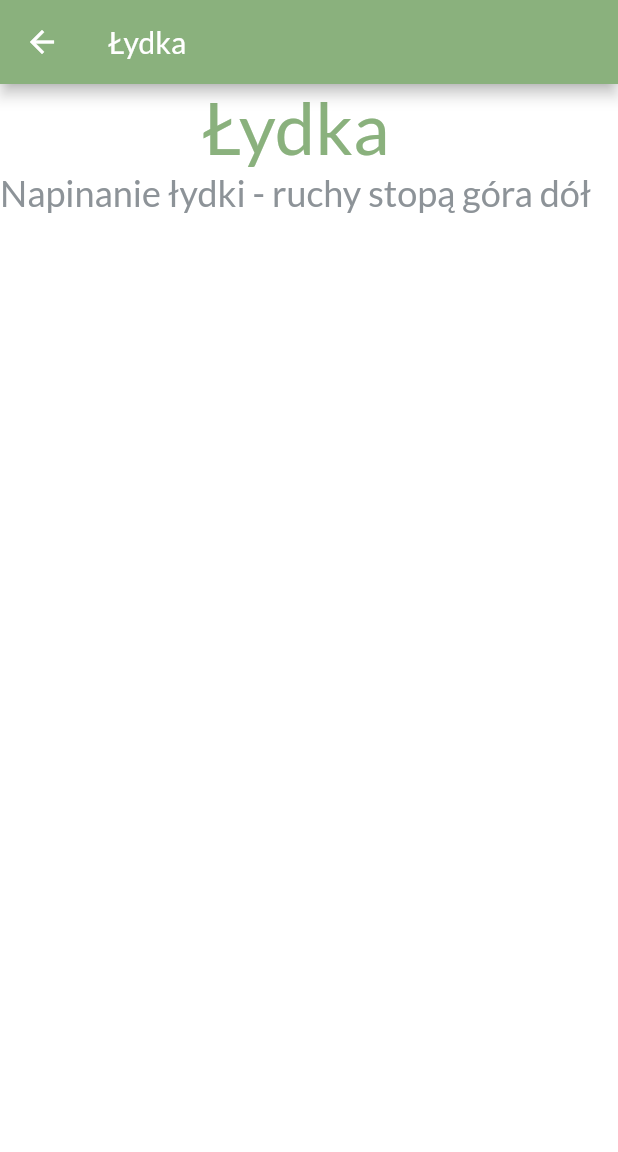
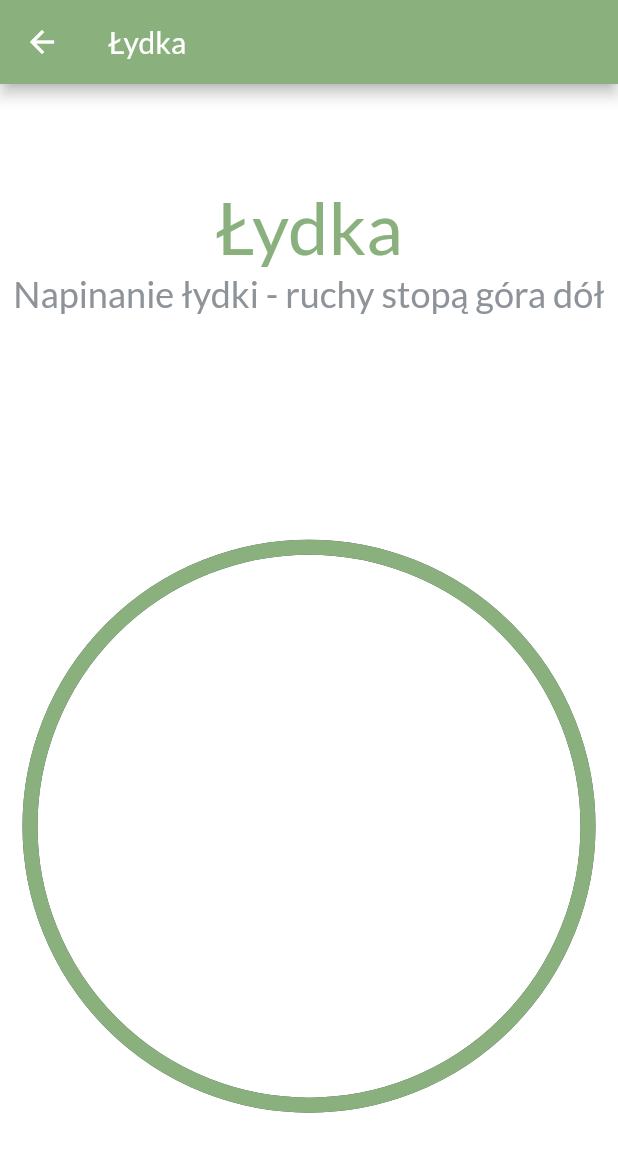
Before and after one commit to hanyska/knee_acl_mcl, a Flutter app: the HomePage screen opened directly, after a tap on the "play arrow" icon, on a phone screen of 412 x 824 dp. Shown: the top 1152 px of the screen. Run offline on Flutter 3.47's test engine with Material 2 defaults, Android fonts, the light colour scheme and no system bars; our stand-ins replace firebase_auth, firebase_core, flutter_svg, flutter_tts, fluttertoast, just_audio; accounts and stored records are empty.

Commit message:
Added stopwatch to exercises

```diff
--- /dev/null
+++ b/lib/components/custom_timer_painter.dart
@@ -0,0 +1,34 @@
+import 'package:flutter/material.dart';
+import 'dart:math' as math;
+
+class CustomTimerPainter extends CustomPainter {
+  CustomTimerPainter({
+    required this.animation,
+    required this.backgroundColor,
+    required this.color,
+  }) : super(repaint: animation);
+
+  final Animation<double> animation;
+  final Color backgroundColor, color;
+
+  @override
+  void paint(Canvas canvas, Size size) {
+    Paint paint = Paint()
+      ..color = backgroundColor
+      ..strokeWidth = 10.0
+      ..strokeCap = StrokeCap.butt
+      ..style = PaintingStyle.stroke;
+
+    canvas.drawCircle(size.center(Offset.zero), size.width / 2.0, paint);
+    paint.color = color;
+    double progress = (1.0 - animation.value) * 2 * math.pi;
+    canvas.drawArc(Offset.zero & size, math.pi * 1.5, -progress, false, paint);
+  }
+
+  @override
+  bool shouldRepaint(CustomTimerPainter old) {
+    return animation.value != old.animation.value ||
+        color != old.color ||
+        backgroundColor != old.backgroundColor;
+  }
+}
--- /dev/null
+++ b/lib/components/exercise_timer.dart
@@ -0,0 +1,45 @@
+import 'package:flutter/material.dart';
+import 'package:knee_acl_mcl/components/custom_timer_painter.dart';
+import 'package:knee_acl_mcl/utils/utils.dart';
+
+class ExerciseTimer extends StatefulWidget {
+  final AnimationController controller;
+  final String text;
+
+  ExerciseTimer({
+    required this.controller,
+    required this.text,
+  });
+
+  @override
+  _ExerciseTimerState createState() => _ExerciseTimerState();
+}
+
+class _ExerciseTimerState extends State<ExerciseTimer> with TickerProviderStateMixin {
+
+  @override
+  Widget build(BuildContext context) {
+    return AspectRatio(
+      aspectRatio: 1.0,
+      child: Stack(
+        children: <Widget>[
+          Positioned.fill(
+            child: CustomPaint(
+              painter: CustomTimerPainter(
+                animation: widget.controller,
+                backgroundColor: kGrey,
+                color: kPrimaryColor,
+              )
+            ),
+          ),
+          Center(
+            child: Text(
+              widget.text,
+              style: TextStyle(fontSize: 96.0, color: kGrey),
+            ),
+          ),
+        ],
+      ),
+    );
+  }
+}
--- a/lib/exercises/exercise_details_page.dart
+++ b/lib/exercises/exercise_details_page.dart
@@ -1,6 +1,9 @@
+import 'dart:async';
+
 import 'package:flutter/material.dart';
 import 'package:flutter_tts/flutter_tts.dart';
 import 'package:just_audio/just_audio.dart';
+import 'package:knee_acl_mcl/components/exercise_timer.dart';
 import 'package:knee_acl_mcl/exercises/exercises.dart';
 import 'package:knee_acl_mcl/main/app_bar.dart';
 import 'package:knee_acl_mcl/utils/utils.dart';
@@ -17,53 +20,137 @@ class ExerciseDetailsPage extends StatefulWidget {
   _ExerciseDetailsPageState createState() => _ExerciseDetailsPageState();
 }
 
-class _ExerciseDetailsPageState extends State<ExerciseDetailsPage> {
+class _ExerciseDetailsPageState extends State<ExerciseDetailsPage> with TickerProviderStateMixin {
+  late AnimationController _controller;
   FlutterTts flutterTts = FlutterTts();
   AudioPlayer player = AudioPlayer();
-  bool _startCounter = false;
+  bool _startBigCounter = false;
+  String timerText = '';
+  int _repeat = 0;
+
+  String get timerString {
+    Duration duration = _controller.duration! * _controller.value;
+    return _controller.isAnimating
+      ? '${duration.inMinutes.toString().padLeft(2, '0')}:${(duration.inSeconds % 60 + 1).toString().padLeft(2, '0')}'
+      : '00:00';
+  }
 
   @override
   void initState() {
-    _playSound();
-    flutterTts.setCompletionHandler(() {
-      setState(() {
-        _startCounter = true;
-      });
-      _playStart();
-    });
+    _repeat = widget.exercise.repeat;
+    _controller = AnimationController(vsync: this, duration: Duration(seconds: widget.exercise.count));
+    _speakTitle();
+    _start321Go();
+    _repeatExercises();
+
 
     super.initState();
   }
+
   @override
   void dispose() {
+    flutterTts.stop();
     player.dispose();
+    _controller.dispose();
     super.dispose();
   }
 
-  void _playStart() async {
+  void _start321Go() {
+    flutterTts.setCompletionHandler(() {
+      Timer.periodic(Duration(seconds: 1), (timer) {
+        int _timer = 4 - timer.tick;
+        switch(5 - timer.tick) {
+          case 0:
+            timer.cancel();
+            _toggleCounter();
+            break;
+          case 1:
+            setState(() => timerText = 'START');
+            break;
+          case 4:
+            _play321Sound();
+            setState(() => timerText = _timer.toString());
+            break;
+          default:
+            setState(() => timerText = _timer.toString());
+        }
+      });
+    });
+  }
+
+  void _repeatExercises() {
+    _controller.addStatusListener((status) {
+      if (status == AnimationStatus.dismissed) {
+        _repeat--;
+        FlutterTts().speak('STOP');
+
+        _repeat == 0
+            ? Navigator.of(context).pop(true)
+            : Future.delayed(Duration(seconds: 5), _toggleCounter);
+
+      } else if (status == AnimationStatus.reverse) {
+        FlutterTts().speak('START');
+      }
+    });
+  }
+
+  void _play321Sound() async {
     await player.setAsset('assets/audio/start.mp3');
     player.play();
   }
 
-  void _playSound() async {
+  void _speakTitle() async {
     await flutterTts.awaitSpeakCompletion(false);
     await flutterTts.speak(widget.exercise.title);
   }
+
+  void _toggleCounter() async {
+    _controller.isAnimating
+      ? _controller.stop()
+      : _controller.reverse(from: _controller.value == 0.0 ? 1.0 : _controller.value);
+
+    setState(() => _startBigCounter = true);
+  }
+
 
   @override
   Widget build(BuildContext context) {
     return Scaffold(
       appBar: myAppBar(title: widget.exercise.title),
-      body: Container(
-        child: Column(
-          mainAxisAlignment: MainAxisAlignment.start,
-          crossAxisAlignment: CrossAxisAlignment.center,
-          children: [
-            Text(widget.exercise.title, style: TextStyle(fontSize: 48, color: kPrimaryColor), textAlign: TextAlign.center),
-            Text(widget.exercise.subtitle, style: TextStyle(fontSize: 24, color: kLightGrey), textAlign: TextAlign.center),
-          ],
-        ),
-      )
+      body: AnimatedBuilder(animation: _controller, builder: (context, child) => Stack(
+        children: <Widget>[
+          Container(
+            color: kYellow,
+            height: MediaQuery.of(context).size.height * _controller.value,
+          ),
+          Column(
+            mainAxisAlignment: MainAxisAlignment.spaceAround,
+            children: <Widget>[
+              Column(
+                children: [
+                  Text(
+                    widget.exercise.title,
+                    style: TextStyle(fontSize: 48, color: kPrimaryColor),
+                    textAlign: TextAlign.center
+                  ),
+                  Text(
+                    widget.exercise.subtitle,
+                    style: TextStyle(fontSize: 24, color: kLightGrey),
+                    textAlign: TextAlign.center
+                  ),
+                ],
+              ),
+              Container(
+                padding: EdgeInsets.all(20.0),
+                child: ExerciseTimer(
+                  controller: _controller,
+                  text: _startBigCounter ? timerString : timerText
+                ),
+              )
+            ],
+          ),
+        ],
+      ))
     );
   }
 }
--- a/lib/exercises/exercises.dart
+++ b/lib/exercises/exercises.dart
@@ -2,12 +2,14 @@ enum ExerciseType {SECONDS, REPETITIONS}
 
 class Exercise {
   final int count;
+  final int repeat;
   final String title;
   final String subtitle;
   final ExerciseType type;
 
   Exercise({
     required this.count,
+    required this.repeat,
     required this.title,
     required this.subtitle,
     this.type = ExerciseType.SECONDS
@@ -15,6 +17,6 @@ class Exercise {
 }
 
 List<Exercise> exercises = [
-  Exercise(count: 10, title: 'Łydka', subtitle: 'Napinanie łydki - ruchy stopą góra dół', type: ExerciseType.REPETITIONS),
-  Exercise(count: 10, title: 'Miesięń czworogłowy', subtitle: 'Napinanie mięsnia czworogłowego - spinamy mieśnie czworogłowe najmocniej jak potrafimy')
+  Exercise(count: 2, repeat: 3, title: 'Łydka', subtitle: 'Napinanie łydki - ruchy stopą góra dół'),
+  Exercise(count: 5, repeat: 10, title: 'Miesięń czworogłowy', subtitle: 'Napinanie mięsnia czworogłowego - spinamy mieśnie czworogłowe najmocniej jak potrafimy')
 ];
--- a/lib/home_page.dart
+++ b/lib/home_page.dart
@@ -1,6 +1,8 @@
 import 'package:firebase_auth/firebase_auth.dart';
 import 'package:flutter/material.dart';
-import 'package:knee_acl_mcl/exercises/exercises_page.dart';
+import 'package:knee_acl_mcl/exercises/exercise_details_page.dart';
+import 'package:knee_acl_mcl/exercises/exercise_item.dart';
+import 'package:knee_acl_mcl/exercises/exercises.dart';
 import 'package:knee_acl_mcl/main/app_bar.dart';
 import 'package:knee_acl_mcl/utils/utils.dart';
 
@@ -11,6 +13,7 @@ class HomePage extends StatefulWidget {
 
 class _HomePageState extends State<HomePage> with TickerProviderStateMixin {
   User? user;
+  int _exercisesCount = 0;
 
   @override
   void initState() {
@@ -22,21 +25,34 @@ class _HomePageState extends State<HomePage> with TickerProviderStateMixin {
     user = FirebaseAuth.instance.currentUser;
   }
 
+  void _startAll() {
+    Navigator.push(
+      context,
+      MaterialPageRoute(builder: (context) => ExerciseDetailsPage(exercise: exercises[_exercisesCount])),
+    ).then((isSuccess) {
+      if (isSuccess is bool && isSuccess == true) {
+        _exercisesCount++;
+        if (_exercisesCount < exercises.length) Future.delayed(Duration(seconds: 5), _startAll);
+      }
+    });
+  }
+
   @override
   Widget build(BuildContext context) {
     return Scaffold(
       appBar: myAppBar(title: 'Ćwiczenia ACL'),
-      body: ExercisesPage(),
+      body: SafeArea(
+        child: Container(
+          child: Column(
+            children: exercises
+              .map((e) => ExerciseItem(exercise: e))
+              .toList()
+          )
+        ),
+      ),
       floatingActionButton: FloatingActionButton(
         child: Icon(Icons.play_arrow, color: kWhite,),
-        onPressed: () {
-          Navigator.push(
-            context,
-            MaterialPageRoute(
-                builder: (context) => ExercisesPage()
-            ),
-          );
-        },
+        onPressed: _startAll,
       ),
     );
   }
```
Also changed, not shown: lib/exercises/exercise_item.dart (+7 -9 lines).
